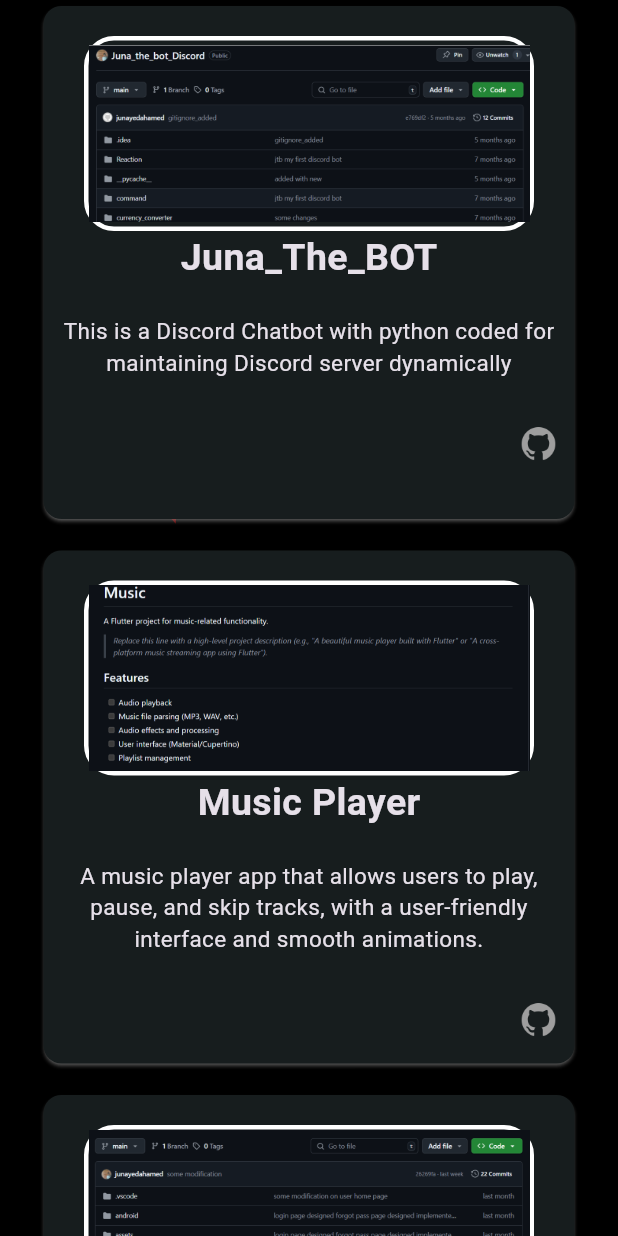
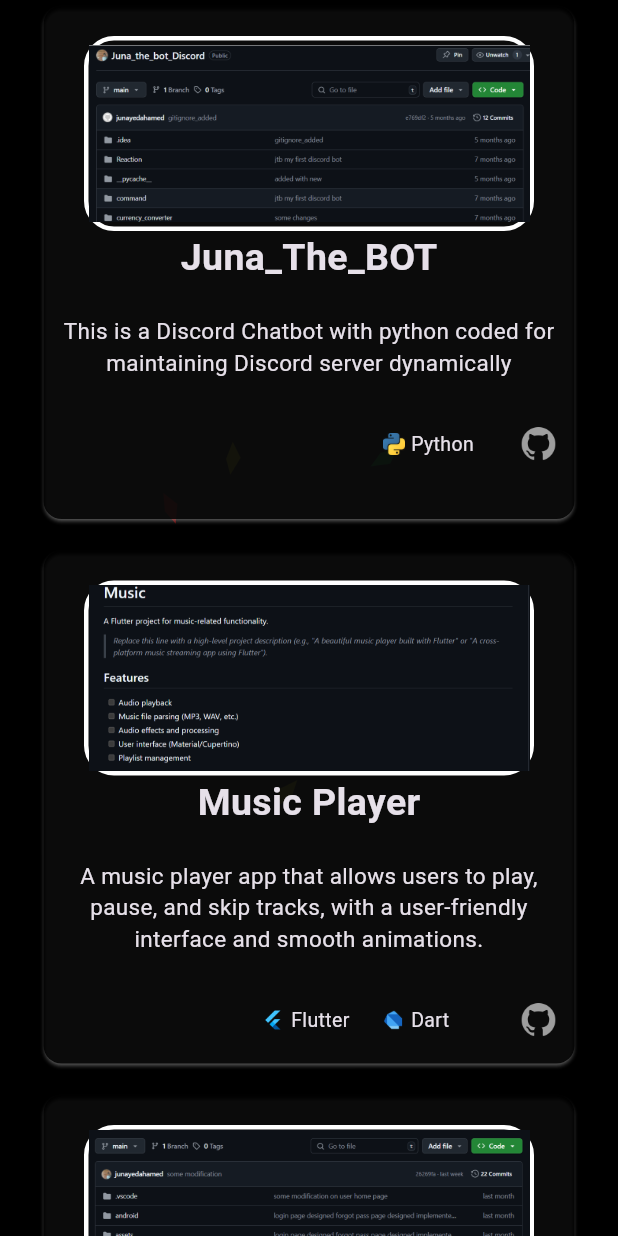
Before and after one commit to junayedahamed/portfolio, a Flutter app: the ProjectPage screen opened by its route, on a phone screen of 412 x 824 dp. Run offline on Flutter 3.47's test engine with Material 3 defaults, Android fonts, the phone set to English and light mode, and no system bars; drawn by our look-alikes of flutter_animate; our stand-ins replace animated_text_kit, go_router, lottie; missing offline and left inert: dart:html.

Commit message:
added language and framework tag in project card and separate github url launcher made it more maintainable code with beautiful card theme fro dark

```diff
--- /dev/null
+++ b/lib/src/project/widgets/github_url_launch_button.dart
@@ -0,0 +1,26 @@
+import 'package:flutter/material.dart';
+import 'package:url_launcher/url_launcher.dart';
+
+class GithubUrlLaunchButton extends StatelessWidget {
+  const GithubUrlLaunchButton({super.key, required this.uri});
+  final String uri;
+  @override
+  Widget build(BuildContext context) {
+    return IconButton(
+      onPressed: () async {
+        final url = Uri.parse(uri);
+        if (await canLaunchUrl(url)) {
+          await launchUrl(url);
+        } else {
+          throw "url couldn't launch";
+        }
+      },
+      icon: Container(
+        height: 30,
+        width: 30,
+        decoration: BoxDecoration(shape: BoxShape.circle),
+        child: Image.asset("image/github.png", color: Colors.grey),
+      ),
+    );
+  }
+}
--- a/lib/src/project/widgets/small_screen_project.dart
+++ b/lib/src/project/widgets/small_screen_project.dart
@@ -1,7 +1,9 @@
 import 'package:flutter/material.dart';
 import 'package:portfolio/src/project/project_data/project_data.dart';
+import 'package:portfolio/src/project/widgets/github_url_launch_button.dart';
 import 'package:portfolio/src/project/widgets/project_card.dart';
-import 'package:url_launcher/url_launcher.dart';
+import 'package:portfolio/src/project/widgets/tech_name_container_for_project.dart';
+import 'package:portfolio/src/skills/widget/tech_item_image_path.dart';
 
 class SmallScreenProject extends StatelessWidget {
   const SmallScreenProject({super.key});
@@ -156,25 +158,25 @@ class SmallScreenProject extends StatelessWidget {
                 Row(
                   mainAxisAlignment: MainAxisAlignment.end,
                   children: [
-                    IconButton(
-                      onPressed: () async {
-                        final url = Uri.parse(ProjectData.projectLink[index]);
-                        if (await canLaunchUrl(url)) {
-                          await launchUrl(url);
-                        } else {
-                          throw "url couldn't launch";
-                        }
-                      },
-                      icon: Container(
-                        height: 30,
-                        width: 30,
-                        decoration: BoxDecoration(shape: BoxShape.circle),
-                        child: Image.asset(
-                          "image/github.png",
-                          color: Colors.grey,
-                        ),
-                      ),
-                    ),
+                    index == 0
+                        ? TechNameContainerForProject(
+                            icon: TechItemImagePath.techItemPath['Py'],
+                            name: "Python",
+                          )
+                        : Row(
+                            children: [
+                              TechNameContainerForProject(
+                                icon: TechItemImagePath.techItemPath['Flutter'],
+                                name: "Flutter",
+                              ),
+                              TechNameContainerForProject(
+                                icon: TechItemImagePath.techItemPath['Dart'],
+                                name: "Dart",
+                              ),
+                            ],
+                          ),
+
+                    GithubUrlLaunchButton(uri: ProjectData.projectLink[index]),
                   ],
                 ),
               ],
--- /dev/null
+++ b/lib/src/project/widgets/tech_name_container_for_project.dart
@@ -0,0 +1,34 @@
+import 'package:flutter/material.dart';
+
+class TechNameContainerForProject extends StatelessWidget {
+  const TechNameContainerForProject({
+    super.key,
+    required this.icon,
+    required this.name,
+  });
+  final String icon;
+  final String name;
+  @override
+  Widget build(BuildContext context) {
+    return Container(
+      height: 30,
+      width: 80,
+      decoration: BoxDecoration(
+        color: Colors.transparent,
+        borderRadius: BorderRadius.circular(20),
+      ),
+      child: Center(
+        child: Row(
+          spacing: 4,
+          children: [
+            Image.asset(icon, height: 15, width: 15),
+            Text(
+              name,
+              style: TextStyle(fontSize: 13, fontWeight: FontWeight.w400),
+            ),
+          ],
+        ),
+      ),
+    );
+  }
+}
--- a/lib/src/theme/my_website_theme.dart
+++ b/lib/src/theme/my_website_theme.dart
@@ -24,6 +24,7 @@ class MyWebsiteTheme {
   );
   ThemeData darktTheme = ThemeData.dark().copyWith(
     scaffoldBackgroundColor: Colors.black,
+    cardTheme: CardThemeData(color: Colors.black87),
     appBarTheme: AppBarTheme(
       backgroundColor: Colors.black,
       elevation: 0,
```
Also changed, not shown: lib/src/project/widgets/large_screen_project.dart (+29 -55 lines), lib/src/project/widgets/medium_screen_project.dart (+59 -58 lines).
